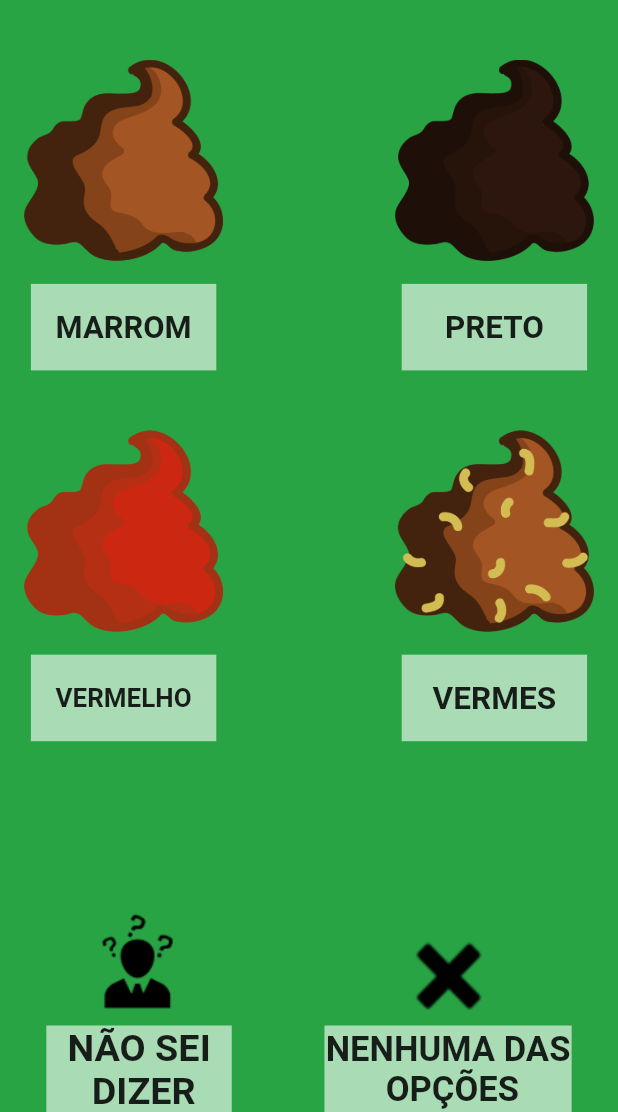
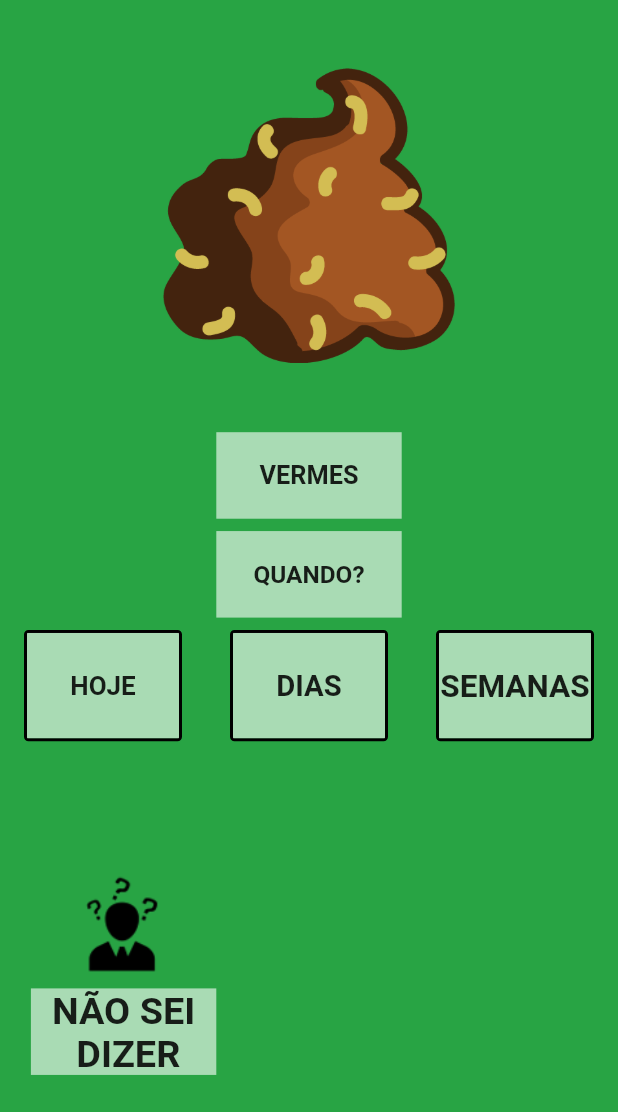
Before and after one commit to luizrgf2/Libraspetapp, a Flutter app: the screen it shows after launch, on a phone screen of 412 x 824 dp, the part 124-1236 px from its top. Run offline on Flutter 3.47's test engine with Material 2 defaults, Android fonts, the phone set to English and light mode, and no system bars.

Commit message:
new screen

```diff
--- a/lib/main.dart
+++ b/lib/main.dart
@@ -1,5 +1,5 @@
 import 'package:flutter/material.dart';
-import 'screens/cores_coco_screen.dart';
+import 'screens/coco_vermes_screen.dart';
 
 void main() {
   runApp(Myapp());
@@ -9,7 +9,7 @@ class Myapp extends StatelessWidget {
   @override
   Widget build(BuildContext context) {
     return MaterialApp(
-      home: CocoCores_Screen(),
+      home: Cocovermes_Screen(),
       theme: ThemeData(canvasColor: Color.fromRGBO(40, 164, 68, 10)),
     );
   }
--- /dev/null
+++ b/lib/screens/coco_vermes_screen.dart
@@ -0,0 +1,105 @@
+import 'package:Libraspet/components/area_text.dart';
+import '../components/image_click.dart';
+import 'package:flutter/material.dart';
+import '../components/button_text.dart';
+
+class Cocovermes_Screen extends StatelessWidget {
+  @override
+  Widget build(BuildContext context) {
+    final double altura =
+        MediaQuery.of(context).size.height - MediaQuery.of(context).padding.top;
+    final double largura = MediaQuery.of(context).size.width;
+    return SafeArea(
+        child: Scaffold(
+      body: Column(
+        children: [
+          AreaText(
+              text: 'COCÔ',
+              altura: altura * 0.1,
+              largura: largura,
+              altura_text: altura * 0.05),
+          ImageClick(
+            largura: largura * 0.55,
+            altura: altura * 0.35,
+            path: 'lib/assets/images/Imagem31.png',
+            function: null,
+            padding: 0,
+          ),
+          AreaText(
+              text: 'VERMES',
+              altura: altura * 0.07,
+              largura: largura * 0.3,
+              altura_text: altura * 0.035),
+          SizedBox(
+            height: altura * 0.01,
+          ),
+          AreaText(
+              text: 'QUANDO?',
+              altura: altura * 0.07,
+              largura: largura * 0.3,
+              altura_text: altura * 0.03),
+          SizedBox(
+            height: altura * 0.01,
+          ),
+          Row(
+            mainAxisAlignment: MainAxisAlignment.center,
+            children: [
+              Expanded(
+                child: Button_text(
+                    altura_text: altura * 0.035,
+                    function: () {},
+                    altura: altura * 0.09,
+                    largura: largura * 0.3,
+                    text: 'HOJE'),
+              ),
+              Expanded(
+                child: Button_text(
+                    altura_text: altura * 0.035,
+                    function: () {},
+                    altura: altura * 0.09,
+                    largura: largura * 0.3,
+                    text: 'DIAS'),
+              ),
+              Expanded(
+                child: Button_text(
+                    altura_text: altura * 0.001,
+                    function: () {},
+                    altura: altura * 0.09,
+                    largura: largura * 0.3,
+                    text: 'SEMANAS'),
+              )
+            ],
+          ),
+          Container(
+            //padding: EdgeInsets.only(bottom: 2),
+            child: Row(
+              children: [
+                Expanded(
+                  child: Padding(
+                    padding: EdgeInsets.only(right: largura * 0.6),
+                    child: Column(
+                      children: [
+                        ImageClick(
+                          largura: largura * 0.3,
+                          altura: altura * 0.2,
+                          path: 'lib/assets/images/Imagem4.png',
+                          function: () {},
+                          padding: altura * 0.2 * 0.5,
+                        ),
+                        AreaText(
+                            text: 'NÃO SEI\n DIZER',
+                            altura: altura * 0.07,
+                            largura: largura * 0.3,
+                            altura_text: altura * 0.004),
+                      ],
+                    ),
+                  ),
+                ),
+              ],
+            ),
+          )
+        ],
+      ),
+    ));
+  }
+}
```
Also changed, not shown: lib/screens/coco_preto_screen.dart (added, +105 -0 lines), lib/screens/coco_vermelho_screen.dart (added, +105 -0 lines).
